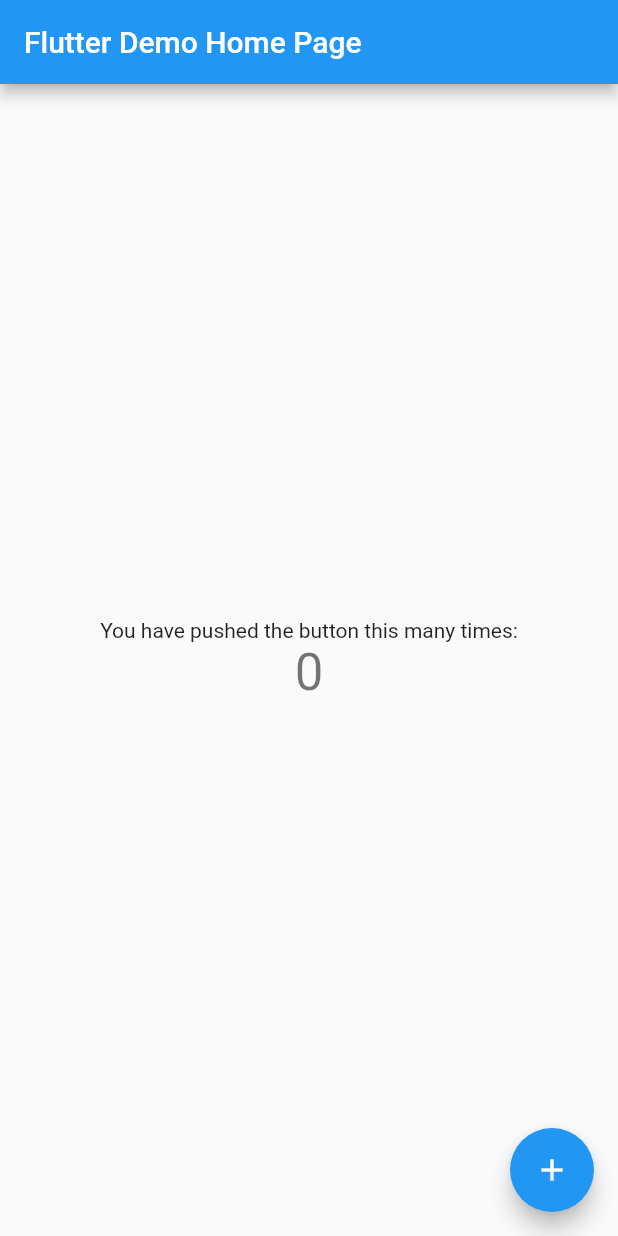
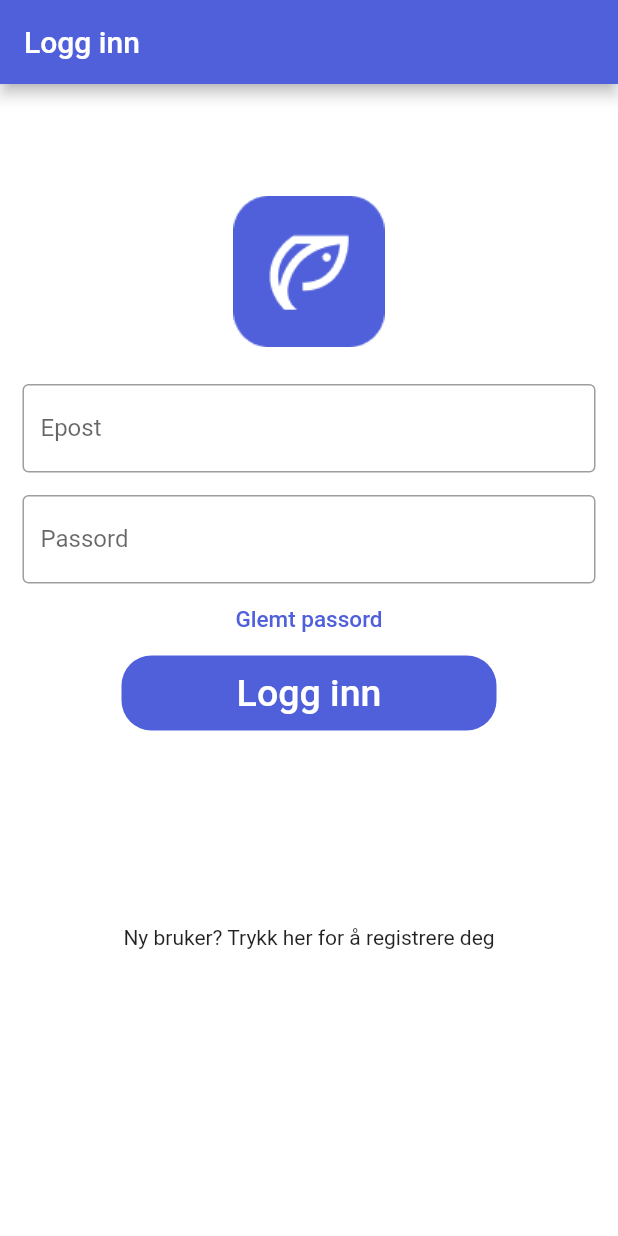
Before and after one commit to omandersen/flutter_instagram, a Flutter app: the screen it shows after launch, on a phone screen of 412 x 824 dp. Run offline on Flutter 3.47's test engine with Material 2 defaults, Android fonts, the phone set to English and light mode, and no system bars.

Commit message:
logg inn og hjemmeside

```diff
--- /dev/null
+++ b/lib/HomePage.dart
@@ -0,0 +1,36 @@
+import 'package:flutter/material.dart';
+import 'package:instagram_flutter/resources/color.dart';
+
+class HomePage extends StatefulWidget {
+  @override
+  _HomePageState createState() => _HomePageState();
+}
+
+class _HomePageState extends State<HomePage> {
+  @override
+  Widget build(BuildContext context) {
+    return Scaffold(
+      appBar: AppBar(
+        title: Text('Hjemmeside'),
+        backgroundColor: fishedBlue,
+      ),
+      body: Center(
+        child: Container(
+          height: 80,
+          width: 150,
+          decoration: BoxDecoration(
+              color: fishedBlue, borderRadius: BorderRadius.circular(10)),
+          child: FlatButton(
+            onPressed: () {
+              Navigator.pop(context);
+            },
+            child: Text(
+              'Velkommen til Fished',
+              style: TextStyle(color: Colors.white, fontSize: 15),
+            ),
+          ),
+        ),
+      ),
+    );
+  }
+}
--- a/lib/main.dart
+++ b/lib/main.dart
@@ -1,115 +1,104 @@
 import 'package:flutter/material.dart';
+import 'package:instagram_flutter/resources/color.dart';
+import 'HomePage.dart';
 
 void main() {
-  runApp(const MyApp());
+  runApp(MyApp());
 }
 
 class MyApp extends StatelessWidget {
-  const MyApp({Key? key}) : super(key: key);
-
-  // This widget is the root of your application.
   @override
   Widget build(BuildContext context) {
     return MaterialApp(
-      title: 'Flutter Demo',
-      theme: ThemeData(
-        // This is the theme of your application.
-        //
-        // Try running your application with "flutter run". You'll see the
-        // application has a blue toolbar. Then, without quitting the app, try
-        // changing the primarySwatch below to Colors.green and then invoke
-        // "hot reload" (press "r" in the console where you ran "flutter run",
-        // or simply save your changes to "hot reload" in a Flutter IDE).
-        // Notice that the counter didn't reset back to zero; the application
-        // is not restarted.
-        primarySwatch: Colors.blue,
-      ),
-      home: const MyHomePage(title: 'Flutter Demo Home Page'),
+      debugShowCheckedModeBanner: false,
+      home: LoginDemo(),
     );
   }
 }
 
-class MyHomePage extends StatefulWidget {
-  const MyHomePage({Key? key, required this.title}) : super(key: key);
-
-  // This widget is the home page of your application. It is stateful, meaning
-  // that it has a State object (defined below) that contains fields that affect
-  // how it looks.
-
-  // This class is the configuration for the state. It holds the values (in this
-  // case the title) provided by the parent (in this case the App widget) and
-  // used by the build method of the State. Fields in a Widget subclass are
-  // always marked "final".
-
-  final String title;
-
+class LoginDemo extends StatefulWidget {
   @override
-  State<MyHomePage> createState() => _MyHomePageState();
+  _LoginDemoState createState() => _LoginDemoState();
 }
 
-class _MyHomePageState extends State<MyHomePage> {
-  int _counter = 0;
-
-  void _incrementCounter() {
-    setState(() {
-      // This call to setState tells the Flutter framework that something has
-      // changed in this State, which causes it to rerun the build method below
-      // so that the display can reflect the updated values. If we changed
-      // _counter without calling setState(), then the build method would not be
-      // called again, and so nothing would appear to happen.
-      _counter++;
-    });
-  }
-
+class _LoginDemoState extends State<LoginDemo> {
   @override
   Widget build(BuildContext context) {
-    // This method is rerun every time setState is called, for instance as done
-    // by the _incrementCounter method above.
-    //
-    // The Flutter framework has been optimized to make rerunning build methods
-    // fast, so that you can just rebuild anything that needs updating rather
-    // than having to individually change instances of widgets.
     return Scaffold(
+      backgroundColor: Colors.white,
       appBar: AppBar(
-        // Here we take the value from the MyHomePage object that was created by
-        // the App.build method, and use it to set our appbar title.
-        title: Text(widget.title),
+        title: Text("Logg inn"),
+        backgroundColor: fishedBlue,
       ),
-      body: Center(
-        // Center is a layout widget. It takes a single child and positions it
-        // in the middle of the parent.
+      body: SingleChildScrollView(
         child: Column(
-          // Column is also a layout widget. It takes a list of children and
-          // arranges them vertically. By default, it sizes itself to fit its
-          // children horizontally, and tries to be as tall as its parent.
-          //
-          // Invoke "debug painting" (press "p" in the console, choose the
-          // "Toggle Debug Paint" action from the Flutter Inspector in Android
-          // Studio, or the "Toggle Debug Paint" command in Visual Studio Code)
-          // to see the wireframe for each widget.
-          //
-          // Column has various properties to control how it sizes itself and
-          // how it positions its children. Here we use mainAxisAlignment to
-          // center the children vertically; the main axis here is the vertical
-          // axis because Columns are vertical (the cross axis would be
-          // horizontal).
-          mainAxisAlignment: MainAxisAlignment.center,
           children: <Widget>[
-            const Text(
-              'You have pushed the button this many times:',
+            Padding(
+              padding: const EdgeInsets.only(top: 50.0),
+              child: Center(
+                child: Container(
+                    width: MediaQuery.of(context).size.width,
+                    height: 150,
+                    /*decoration: BoxDecoration(
+                        color: Colors.red,
+                        borderRadius: BorderRadius.circular(50.0)),*/
+                    child: Image.asset('assets/images/FishedLogo.png')),
+              ),
             ),
-            Text(
-              '$_counter',
-              style: Theme.of(context).textTheme.headline4,
+            Padding(
+              //padding: const EdgeInsets.only(left:15.0,right: 15.0,top:0,bottom: 0),
+              padding: EdgeInsets.symmetric(horizontal: 15),
+              child: TextField(
+                decoration: InputDecoration(
+                    border: OutlineInputBorder(),
+                    labelText: 'Epost',
+                    hintText: 'Bruk epost for å logge inn'),
+              ),
             ),
+            Padding(
+              padding: const EdgeInsets.only(
+                  left: 15.0, right: 15.0, top: 15, bottom: 0),
+              //padding: EdgeInsets.symmetric(horizontal: 15),
+              child: TextField(
+                obscureText: true,
+                decoration: InputDecoration(
+                    border: OutlineInputBorder(),
+                    labelText: 'Passord',
+                    hintText: 'Skriv inn passord'),
+              ),
+            ),
+            FlatButton(
+              onPressed: () {
+                //TODO FORGOT PASSWORD SCREEN GOES HERE
+              },
+              child: Text(
+                'Glemt passord',
+                style: TextStyle(color: fishedBlue, fontSize: 15),
+              ),
+            ),
+            Container(
+              height: 50,
+              width: 250,
+              decoration: BoxDecoration(
+                  color: fishedBlue, borderRadius: BorderRadius.circular(20)),
+              child: FlatButton(
+                onPressed: () {
+                  Navigator.push(
+                      context, MaterialPageRoute(builder: (_) => HomePage()));
+                },
+                child: Text(
+                  'Logg inn',
+                  style: TextStyle(color: Colors.white, fontSize: 25),
+                ),
+              ),
+            ),
+            SizedBox(
+              height: 130,
+            ),
+            Text('Ny bruker? Trykk her for å registrere deg')
           ],
         ),
       ),
-      floatingActionButton: FloatingActionButton(
-        onPressed: _incrementCounter,
-        tooltip: 'Increment',
-        child: const Icon(Icons.add),
-      ), // This trailing comma makes auto-formatting nicer for build methods.
     );
   }
 }
--- /dev/null
+++ b/lib/resources/color.dart
@@ -0,0 +1,4 @@
+import 'package:flutter/material.dart';
+
+
+const fishedBlue = Color.fromRGBO(80, 96, 219, 1);
```
Also changed, not shown: pubspec.yaml (+5 -7 lines), assets/images/FishedLogo.png (added).
